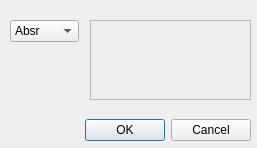
First picture: the form in ui/Designe/UpdateDbDesigner.ui, repository TopolD/Metal_Calculate, before the edit.
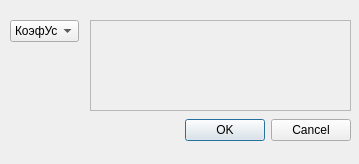
Second picture: the form after the edit.

```diff
--- a/ui/Designe/UpdateDbDesigner.ui
+++ b/ui/Designe/UpdateDbDesigner.ui
@@ -6,8 +6,8 @@
    <rect>
     <x>0</x>
     <y>0</y>
-    <width>257</width>
-    <height>148</height>
+    <width>359</width>
+    <height>164</height>
    </rect>
   </property>
   <property name="windowTitle">
@@ -16,7 +16,7 @@
   <widget class="QDialogButtonBox" name="buttonBoxOK_Cance">
    <property name="geometry">
     <rect>
-     <x>30</x>
+     <x>130</x>
      <y>110</y>
      <width>221</width>
      <height>41</height>
@@ -34,8 +34,8 @@
     <rect>
      <x>90</x>
      <y>20</y>
-     <width>161</width>
-     <height>80</height>
+     <width>261</width>
+     <height>91</height>
     </rect>
    </property>
    <property name="widgetResizable">
@@ -46,10 +46,39 @@
      <rect>
       <x>0</x>
       <y>0</y>
-      <width>159</width>
-      <height>78</height>
+      <width>259</width>
+      <height>89</height>
      </rect>
     </property>
+    <property name="baseSize">
+     <size>
+      <width>1200</width>
+      <height>1200</height>
+     </size>
+    </property>
+    <layout class="QVBoxLayout" name="verticalLayout_3">
+     <item>
+      <widget class="QWidget" name="widget" native="true">
+       <property name="minimumSize">
+        <size>
+         <width>0</width>
+         <height>0</height>
+        </size>
+       </property>
+       <property name="baseSize">
+        <size>
+         <width>0</width>
+         <height>0</height>
+        </size>
+       </property>
+       <layout class="QGridLayout" name="gridLayout">
+        <item row="0" column="0">
+         <layout class="QVBoxLayout" name="layout_for_all_checkbox"/>
+        </item>
+       </layout>
+      </widget>
+     </item>
+    </layout>
    </widget>
   </widget>
   <widget class="QComboBox" name="ComboBox_For_DbModels">
@@ -63,7 +92,7 @@
    </property>
    <item>
     <property name="text">
-     <string>Absr</string>
+     <string>КоэфУсв</string>
     </property>
    </item>
    <item>
```
Left out of the diff: 16 changed lines with no effect on the pictures.
